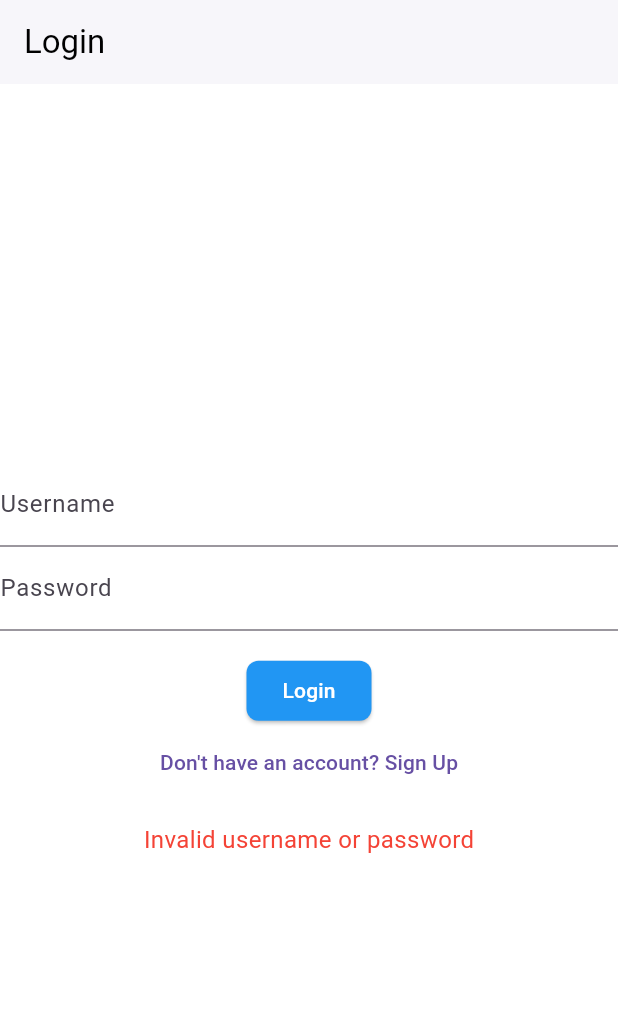
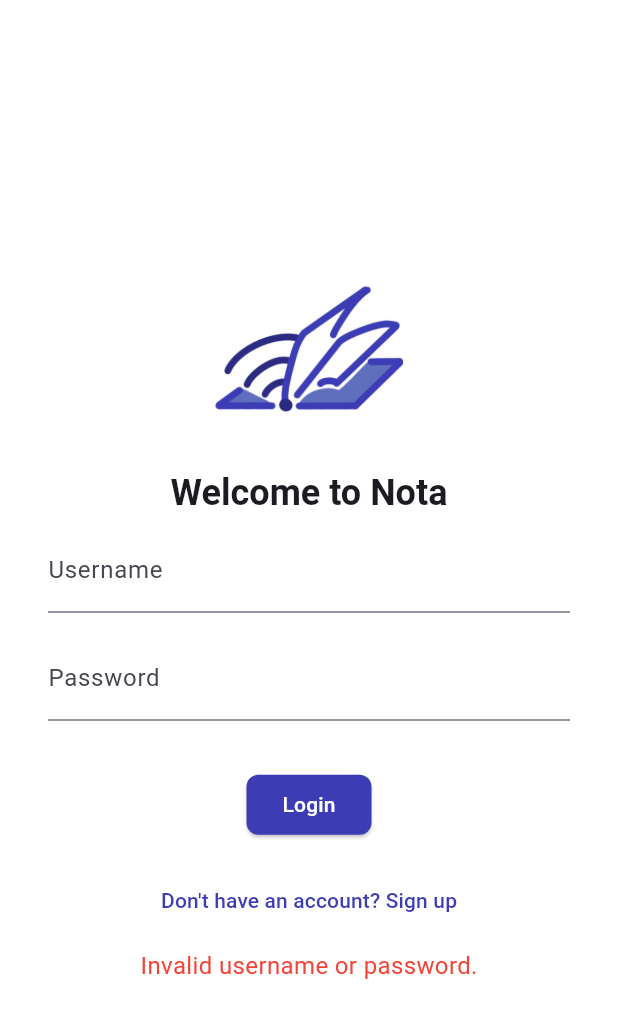
Before and after one commit to marcojalenyu/fleeds, a Flutter app: the screen it shows after launch, after a tap on "Login", on a phone screen of 412 x 824 dp. Shown: the top 1018 px of the screen. Run offline on Flutter 3.47's test engine with Material 3 defaults, Android fonts, the phone set to English and light mode, and no system bars; accounts and stored records are empty.

Commit message:
ui: Primary color based on logo, improved login layout

```diff
--- /dev/null
+++ b/nota/lib/core/constants/constants.dart
@@ -0,0 +1,6 @@
+import 'package:flutter/material.dart';
+
+const kDesktopBreakpoint = 800;
+const kLoginLogoSizeDesktop = 256.0;
+const kLoginLogoSizeMobile = 128.0;
+final primaryColor = Color(0xFF3C3CB5);
--- a/nota/lib/features/auth/presentation/login_screen.dart
+++ b/nota/lib/features/auth/presentation/login_screen.dart
@@ -1,67 +1,77 @@
 import 'package:flutter/material.dart';
-import 'package:nota/data/services/auth_service.dart';
+import 'package:nota/core/constants/constants.dart';
+import 'package:nota/widgets/logo.dart';
+import 'package:nota/widgets/login_form.dart';
 
-class LoginScreen extends StatefulWidget {
+class LoginScreen extends StatelessWidget {
   const LoginScreen({super.key});
 
-  @override
-  State<LoginScreen> createState() => _LoginScreenState();
-
-}
-
-class _LoginScreenState extends State<LoginScreen> {
-  final _usernameController = TextEditingController();
-  final _passwordController = TextEditingController();
-  String? _error;
-
-  void _login() {
-    final username = _usernameController.text;
-    final password = _passwordController.text;
-    final success = AuthService.login(username, password);
-    if (success) {
-      Navigator.pushReplacementNamed(context, '/home');
-    } else {
-      setState(() {
-        _error = 'Invalid username or password';
-      });
-    }
+  void _navigateToSignup(BuildContext context) {
+    Navigator.pushNamed(context, '/signup');
   }
 
   @override
   Widget build(BuildContext context) {
+    return LayoutBuilder(builder:
+      (context, constraints) {
+        if (constraints.maxWidth < kDesktopBreakpoint) {
+          return _buildMobileLayout(context);
+        } else {
+          return _buildDesktopLayout(context);
+        }
+      }
+    );
+  }
+
+  Widget _buildMobileLayout(BuildContext context) {
     return Scaffold(
-      appBar: AppBar(
-        title: const Text('Login'),
+      body: Center(
+        child: SingleChildScrollView(
+          padding: const EdgeInsets.all(32),
+          child: Column(
+            mainAxisSize: MainAxisSize.min,
+            children: [
+              Logo(size: kLoginLogoSizeMobile),
+              const SizedBox(height: 16),
+              Text('Welcome to Nota', style: Theme.of(context).textTheme.headlineSmall?.copyWith(fontWeight: FontWeight.bold)),
+              const SizedBox(height: 8),
+              LoginForm(onSignup: () => _navigateToSignup(context)),
+            ],
           ),
+        ),
+      ),
+    );
+  }
+
+  Widget _buildDesktopLayout(BuildContext context) {
+    return Scaffold(
       body: Center(
+        child: Padding(
+          padding: const EdgeInsets.all(32),
+          child: Row(
+            children: [
+              Expanded(
+                child: Logo(size: kLoginLogoSizeDesktop),
+              ),
+              Expanded(
+                child: Center(
+                  child: ConstrainedBox(
+                    constraints: BoxConstraints(maxWidth: 400),
                     child: Column(
-          mainAxisAlignment: MainAxisAlignment.center,
+                      mainAxisSize: MainAxisSize.min,
                       children: [
-            TextField(
-              controller: _usernameController,
-              decoration: const InputDecoration(labelText: 'Username'),
-            ),
-            TextField(
-              controller: _passwordController,
-              decoration: const InputDecoration(labelText: 'Password'),
-              obscureText: true,
+                        Text('Welcome to Nota',
+                          style: Theme.of(context).textTheme.headlineSmall?.copyWith(fontWeight: FontWeight.bold),
                         ),
                         const SizedBox(height: 16),
-            ElevatedButton(
-              onPressed: _login,
-              child: const Text('Login'),
+                        LoginForm(onSignup: () => _navigateToSignup(context)),
+                      ],
                     ),
-            TextButton(
-              onPressed: () {
-                Navigator.of(context).pushNamed('/signup');
-              },
-              child: const Text('Don\'t have an account? Sign Up'),
                   ),
-            if (_error != null) ...[
-              const SizedBox(height: 16),
-              Text(_error!, style: TextStyle(color: Colors.red)),
+                ),
+              ),
             ],
-          ],
+          ),
         ),
       ),
     );
--- a/nota/lib/features/home/presentation/home_screen.dart
+++ b/nota/lib/features/home/presentation/home_screen.dart
@@ -4,6 +4,7 @@ import 'package:nota/data/services/auth_service.dart';
 import 'package:nota/data/services/user_service.dart';
 import 'package:nota/features/post/logic/post_controller.dart';
 import 'package:nota/features/post/presentation/post_dialog.dart';
+import 'package:nota/widgets/logo.dart';
 import 'package:nota/widgets/post_card.dart';
 
 class HomeScreen extends StatefulWidget {
@@ -64,12 +65,7 @@ class _HomeScreenState extends State<HomeScreen> {
   Widget build(BuildContext context) {
     return Scaffold(
       appBar: AppBar(
-        leading: IconButton(
-          icon: Image.asset('assets/icon.png'),
-          onPressed: () {
-
-          }
-        ),
+        leading: ClickableLogo(),
         actions: [
           IconButton(
             icon: CircleAvatar(child: Icon(Icons.person)),
--- a/nota/lib/main.dart
+++ b/nota/lib/main.dart
@@ -1,4 +1,5 @@
 import 'package:flutter/material.dart';
+import 'package:nota/core/constants/constants.dart';
 import 'package:nota/data/services/auth_service.dart';
 import 'package:nota/features/auth/presentation/login_screen.dart';
 import 'package:nota/features/auth/presentation/signup_screen.dart';
@@ -26,9 +27,19 @@ class MyApp extends StatelessWidget {
           foregroundColor: Colors.black,
           elevation: 1,
         ),
+        colorScheme: ColorScheme.fromSeed(
+          seedColor: primaryColor,
+          primary: primaryColor,
+          secondary: Colors.blueAccent,
+        ),
+        bottomAppBarTheme: BottomAppBarThemeData(
+          surfaceTintColor: Colors.white,
+          color: Colors.black87,
+          elevation: 4,
+        ),
         elevatedButtonTheme: ElevatedButtonThemeData(
           style: ElevatedButton.styleFrom(
-            backgroundColor: Colors.blue,
+            backgroundColor: primaryColor,
             foregroundColor: Colors.white,
             shape: RoundedRectangleBorder(
               borderRadius: BorderRadius.circular(8),
@@ -39,8 +50,9 @@ class MyApp extends StatelessWidget {
           bodyMedium: TextStyle(fontSize: 16, color: Colors.black87),
         ),
       ),
-      initialRoute: isLoggedIn ? '/home' : '/login',
+      initialRoute: '/',
       routes: {
+        '/': (context) => isLoggedIn ? const HomeScreen() : const LoginScreen(),
         '/home': (context) => const HomeScreen(),
         '/login': (context) => const LoginScreen(),
         '/signup': (context) => const SignupScreen(),
--- /dev/null
+++ b/nota/lib/widgets/login_form.dart
@@ -0,0 +1,63 @@
+import 'package:flutter/material.dart';
+import 'package:nota/data/services/auth_service.dart';
+
+class LoginForm extends StatefulWidget {
+  final VoidCallback onSignup;
+  const LoginForm({super.key, required this.onSignup});
+
+  @override
+  State<LoginForm> createState() => _LoginFormState();
+}
+
+class _LoginFormState extends State<LoginForm> {
+  final _usernameController = TextEditingController();
+  final _passwordController = TextEditingController();
+  String? _error;
+
+  void _login() {
+    final username = _usernameController.text;
+    final password = _passwordController.text;
+    final success = AuthService.login(username, password);
+    if (success) {
+      Navigator.pushReplacementNamed(context, '/home');
+    } else {
+      setState(() {
+        _error = 'Invalid username or password.';
+      });
+    }
+  }
+
+  @override
+  Widget build(BuildContext context) {
+    return Column(
+      mainAxisSize: MainAxisSize.min,
+      children: [
+        TextField(
+          controller: _usernameController,
+          decoration: const InputDecoration(labelText: 'Username'),
+        ),
+        const SizedBox(height: 16),
+        TextField(
+          controller: _passwordController,
+          decoration: const InputDecoration(labelText: 'Password'),
+          obscureText: true,
+        ),
+        const SizedBox(height: 32),
+        ElevatedButton(
+          onPressed: _login,
+          child: const Text('Login'),
+        ),
+        const SizedBox(height: 16),
+        TextButton(
+          onPressed: widget.onSignup,
+          child: const Text('Don\'t have an account? Sign up'),
+        ),
+        if (_error != null)
+          Padding(
+            padding: const EdgeInsets.only(top: 8),
+            child: Text(_error!, style: const TextStyle(color: Colors.red)),
+          ),
+      ],
+    );
+  }
+}
--- /dev/null
+++ b/nota/lib/widgets/logo.dart
@@ -0,0 +1,49 @@
+import 'package:flutter/material.dart';
+
+class ClickableLogo extends Logo {
+  const ClickableLogo({
+    super.key,
+    super.size,
+    super.color,
+  }) : super(isButton: true);
+}
+
+class Logo extends StatelessWidget {
+  final double size;
+  final Color? color;
+  final bool isButton;
+
+  const Logo(
+    {
+      super.key,
+      this.size = 64.0,
+      this.color,
+      this.isButton = false
+    }
+  );
+
+  @override
+  Widget build(BuildContext context) {
+    if (isButton) {
+      return IconButton(
+        iconSize: size, // Ensure IconButton uses your size
+        icon: Image.asset(
+          'assets/icon.png',
+          width: size,
+          height: size,
+          color: color,
+        ),
+        onPressed: () {
+          Navigator.of(context).pushNamedAndRemoveUntil('/', (route) => false);
+        },
+      );
+    } else {
+      return Image.asset(
+        'assets/icon.png',
+        width: size,
+        height: size,
+        color: color,
+      );
+    }
+  }
+}
```
Lines whose indentation alone changed are shown as unchanged.
